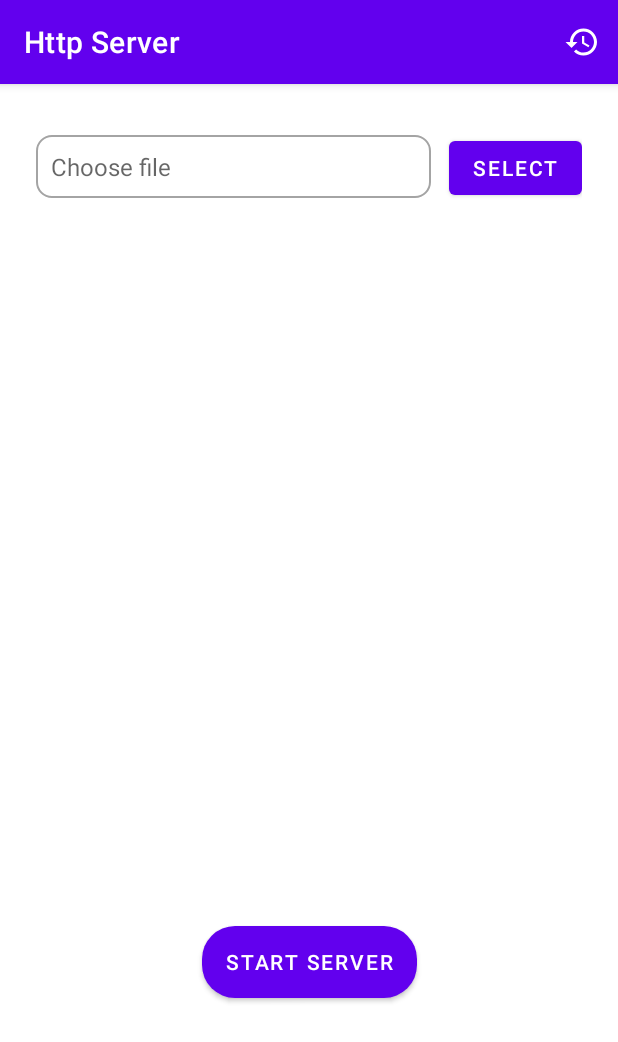
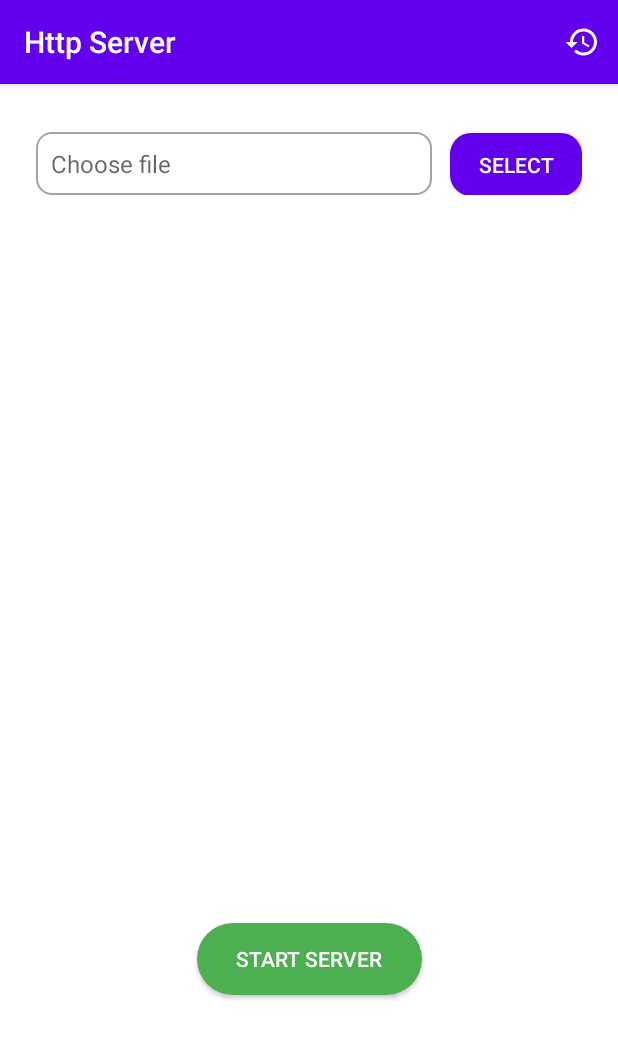
Before and after one commit to ashutosh2706/android-httpserver, an Android app: the screen it shows after launch (MainActivity), on a phone screen of 412 x 824 dp. Shown: the top 1042 px of the screen. Run offline under Robolectric (Android 15) with nearby library versions, the phone set to English and light mode, and no system bars; our stand-ins replace Room's generated code; libraries missing offline, so code that uses them is left out: fi.iki.elonen.

Commit message:
code changes and ui improvements

```diff
--- a/app/build.gradle
+++ b/app/build.gradle
@@ -17,8 +17,7 @@ android {
 
     buildTypes {
         release {
-            minifyEnabled true
-            shrinkResources true
+            minifyEnabled false
             proguardFiles getDefaultProguardFile('proguard-android-optimize.txt'), 'proguard-rules.pro'
         }
     }
--- a/app/src/main/java/com/android/httpserver/component/BottomSheet.java
+++ b/app/src/main/java/com/android/httpserver/component/BottomSheet.java
@@ -36,7 +36,6 @@ public class BottomSheet extends BottomSheetDialogFragment {
 
         recyclerView = view.findViewById(R.id.recyclerView);
         recyclerView.setLayoutManager(new LinearLayoutManager(getContext()));
-        // how do i initialize it here ??
         HistoryAdapter adapter = new HistoryAdapter(deleteClickListener);
         adapter.setHistoryList(historyList);
         recyclerView.setAdapter(adapter);
--- a/app/src/main/java/com/android/httpserver/component/HistoryViewModel.java
+++ b/app/src/main/java/com/android/httpserver/component/HistoryViewModel.java
@@ -36,7 +36,6 @@ public class HistoryViewModel extends AndroidViewModel {
     }
 
     public void delete(History history) {
-        System.out.println(history.getFileName() + " request to delete");
-//        executorService.execute(() -> historyDao.delete(history));
+        executorService.execute(() -> historyDao.delete(history));
     }
 }
--- a/app/src/main/java/com/android/httpserver/server/HttpServer.java
+++ b/app/src/main/java/com/android/httpserver/server/HttpServer.java
@@ -100,7 +100,6 @@ public class HttpServer extends NanoHTTPD {
                 return new NoContent("Requested resource is not available", MimeTypes.TEXT_HTML).build(noContentStream);
 
             } catch (IOException e) {
-                // 500 error
                 return new InternalServerError(e.getMessage(), MimeTypes.TEXT_PLAIN).build(serverErrorStream, e.getClass().getSimpleName());
             }
         }
--- /dev/null
+++ b/app/src/main/res/drawable/active_file_picker_btn_bg.xml
@@ -0,0 +1,5 @@
+<shape xmlns:android="http://schemas.android.com/apk/res/android"
+    android:shape="rectangle">
+    <solid android:color="@color/purple_500"/>
+    <corners android:radius="14dp"/>
+</shape>
--- a/app/src/main/res/drawable/button_back.xml
+++ /dev/null
@@ -1,5 +0,0 @@
-<shape xmlns:android="http://schemas.android.com/apk/res/android"
-    android:shape="rectangle">
-    <solid android:color="#4caf50"/> <!-- or use ?attr/colorPrimary -->
-    <corners android:radius="22dp"/>
-</shape>
--- a/app/src/main/res/drawable/ic_delete.xml
+++ b/app/src/main/res/drawable/ic_delete.xml
@@ -6,5 +6,5 @@
     android:tint="?attr/colorControlNormal">
   <path
       android:fillColor="@android:color/white"
-      android:pathData="M6,19c0,1.1 0.9,2 2,2h8c1.1,0 2,-0.9 2,-2L18,7L6,7v12zM8.46,11.88l1.41,-1.41L12,12.59l2.12,-2.12 1.41,1.41L13.41,14l2.12,2.12 -1.41,1.41L12,15.41l-2.12,2.12 -1.41,-1.41L10.59,14l-2.13,-2.12zM15.5,4l-1,-1h-5l-1,1L5,4v2h14L19,4z"/>
+      android:pathData="M6,19c0,1.1 0.9,2 2,2h8c1.1,0 2,-0.9 2,-2V7H6v12zM19,4h-3.5l-1,-1h-5l-1,1H5v2h14V4z"/>
 </vector>
--- /dev/null
+++ b/app/src/main/res/drawable/inactive_file_picker_btn_bg.xml
@@ -0,0 +1,5 @@
+<shape xmlns:android="http://schemas.android.com/apk/res/android"
+    android:shape="rectangle">
+    <solid android:color="#909090"/>
+    <corners android:radius="14dp"/>
+</shape>
--- /dev/null
+++ b/app/src/main/res/drawable/start_server_btn_bg.xml
@@ -0,0 +1,5 @@
+<shape xmlns:android="http://schemas.android.com/apk/res/android"
+    android:shape="rectangle">
+    <solid android:color="#4caf50"/>
+    <corners android:radius="24dp"/>
+</shape>
--- /dev/null
+++ b/app/src/main/res/drawable/stop_server_btn_bg.xml
@@ -0,0 +1,5 @@
+<shape xmlns:android="http://schemas.android.com/apk/res/android"
+    android:shape="rectangle">
+    <solid android:color="#EF2D2D"/>
+    <corners android:radius="24dp"/>
+</shape>
--- a/app/src/main/res/layout/activity_main.xml
+++ b/app/src/main/res/layout/activity_main.xml
@@ -21,7 +21,7 @@
         <TextView
             android:id="@+id/file_name"
             android:layout_width="0dp"
-            android:layout_height="wrap_content"
+            android:layout_height="42dp"
             android:layout_weight="1"
             android:text=""
             android:hint="@string/choose_file"
@@ -37,8 +37,10 @@
         <Button
             android:id="@+id/picker_btn"
             android:layout_width="wrap_content"
-            android:layout_height="wrap_content"
+            android:layout_height="42dp"
             android:text="@string/select"
+            android:background="@drawable/active_file_picker_btn_bg"
+            android:textColor="@color/white"
             android:layout_marginStart="6dp" />
     </LinearLayout>
 
@@ -63,7 +65,8 @@
         android:layout_width="0dp"
         android:layout_height="wrap_content"
         android:text="@string/ip"
-        android:textSize="16sp"
+        android:fontFamily="monospace"
+        android:textSize="17sp"
         android:gravity="center"
         android:textColor="@android:color/black"
         android:paddingVertical="25dp"
@@ -74,10 +77,11 @@
 
     <Button
         android:id="@+id/server_btn"
-        android:layout_width="wrap_content"
+        android:layout_width="150dp"
         android:layout_height="wrap_content"
         android:text="@string/start_server"
-        android:background="@drawable/button_back"
+        android:textColor="@color/white"
+        android:background="@drawable/start_server_btn_bg"
         app:layout_constraintTop_toBottomOf="@id/ip_view"
         app:layout_constraintBottom_toBottomOf="parent"
         app:layout_constraintStart_toStartOf="parent"
--- a/app/src/main/res/values-night/themes.xml
+++ b/app/src/main/res/values-night/themes.xml
@@ -1,6 +1,6 @@
 <resources xmlns:tools="http://schemas.android.com/tools">
     <!-- Base application theme. -->
-    <style name="Theme.HttpServer" parent="Theme.MaterialComponents.DayNight.DarkActionBar">
+    <style name="Theme.HttpServer" parent="Theme.AppCompat.DayNight.DarkActionBar">
         <!-- Primary brand color. -->
         <item name="colorPrimary">@color/purple_200</item>
         <item name="colorPrimaryVariant">@color/purple_700</item>
--- a/app/src/main/res/values/themes.xml
+++ b/app/src/main/res/values/themes.xml
@@ -1,6 +1,6 @@
 <resources xmlns:tools="http://schemas.android.com/tools">
     <!-- Base application theme. -->
-    <style name="Theme.HttpServer" parent="Theme.MaterialComponents.DayNight.DarkActionBar">
+    <style name="Theme.HttpServer" parent="Theme.AppCompat.DayNight.DarkActionBar">
         <!-- Primary brand color. -->
         <item name="colorPrimary">@color/purple_500</item>
         <item name="colorPrimaryVariant">@color/purple_700</item>
```
Also changed, not shown: app/src/main/java/com/android/httpserver/MainActivity.java (+21 -6 lines), app/src/main/res/layout/recycler_item.xml (+4 -4 lines), 1 other file.
